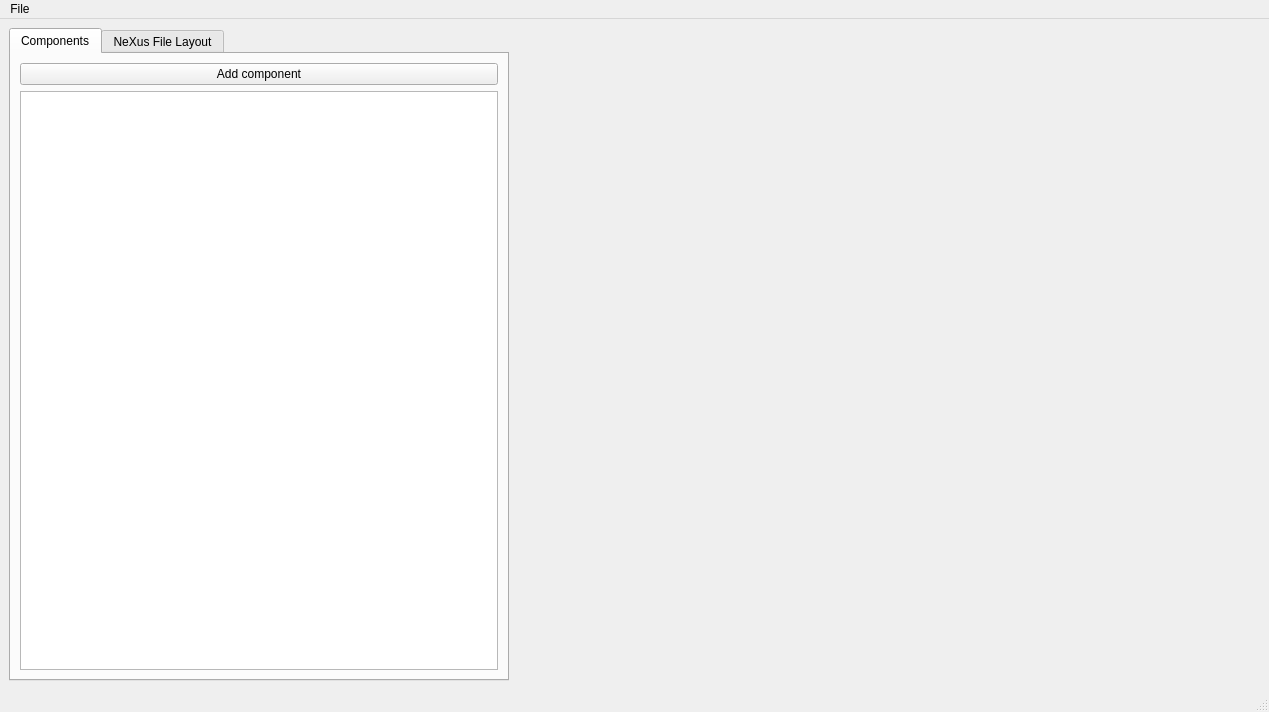
Above: ui/mainwindow.ui from ess-dmsc/nexus-constructor before the change. Below: the same form after it.
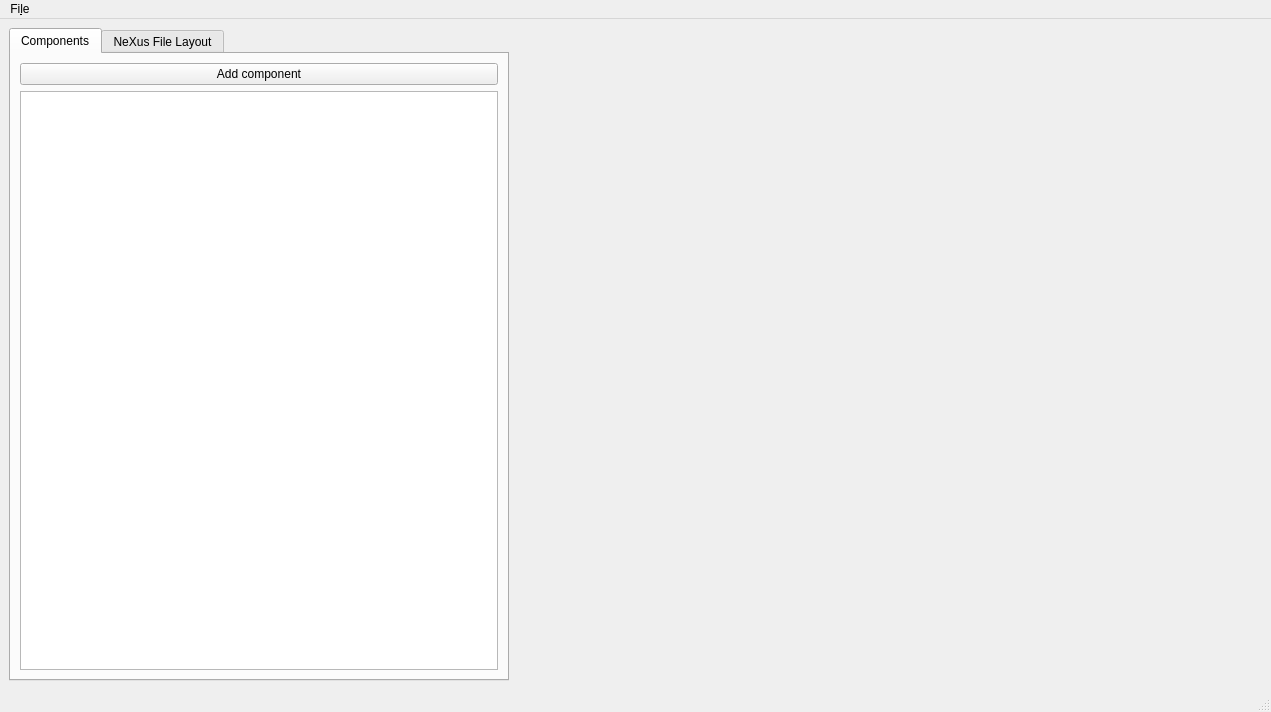
That is the form after the change. Custom widgets are drawn as their Qt base class.

Commit message: Updating mainwindow ui file to acknowledge InstrumentView widget

Diff of the .ui file:
```diff
--- a/ui/mainwindow.ui
+++ b/ui/mainwindow.ui
@@ -6,7 +6,7 @@
    <rect>
     <x>0</x>
     <y>0</y>
-    <width>1263</width>
+    <width>1271</width>
     <height>712</height>
    </rect>
   </property>
@@ -89,13 +89,13 @@
     <rect>
      <x>0</x>
      <y>0</y>
-     <width>1263</width>
-     <height>19</height>
+     <width>1271</width>
+     <height>20</height>
     </rect>
    </property>
    <widget class="QMenu" name="menuFile">
     <property name="title">
-     <string>File</string>
+     <string>Fi&amp;le</string>
     </property>
     <addaction name="actionOpen_NeXus_file"/>
     <addaction name="actionExport_to_NeXus_file"/>
@@ -120,6 +120,14 @@
    </property>
   </action>
  </widget>
+ <customwidgets>
+  <customwidget>
+   <class>InstrumentView</class>
+   <extends>QWidget</extends>
+   <header>nexus_constructor/InstrumentView.h</header>
+   <container>1</container>
+  </customwidget>
+ </customwidgets>
  <resources/>
  <connections/>
 </ui>
```
Left out of the diff: 8 changed lines with no effect on the pictures. The commit also changes 2 other files.
